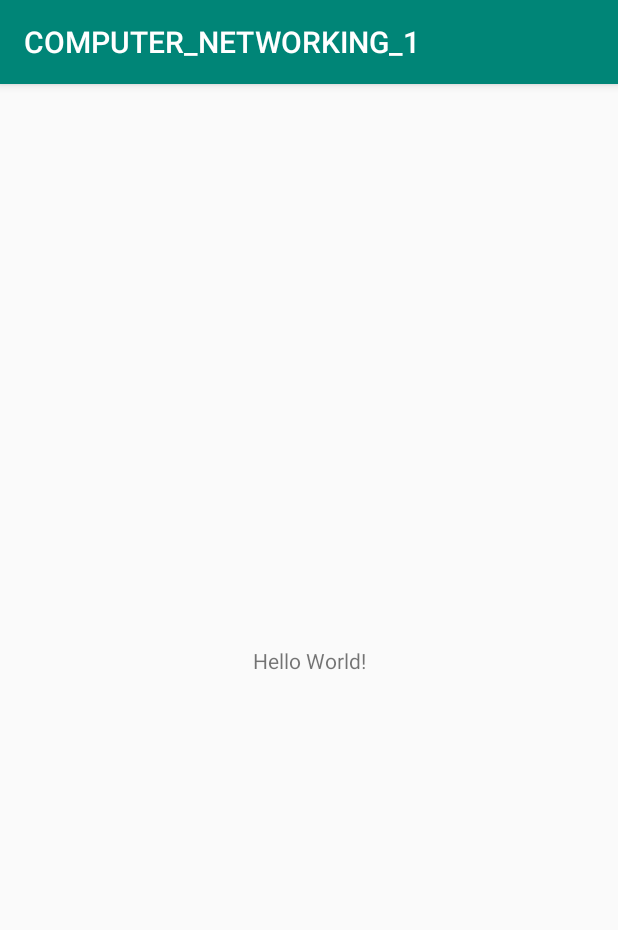
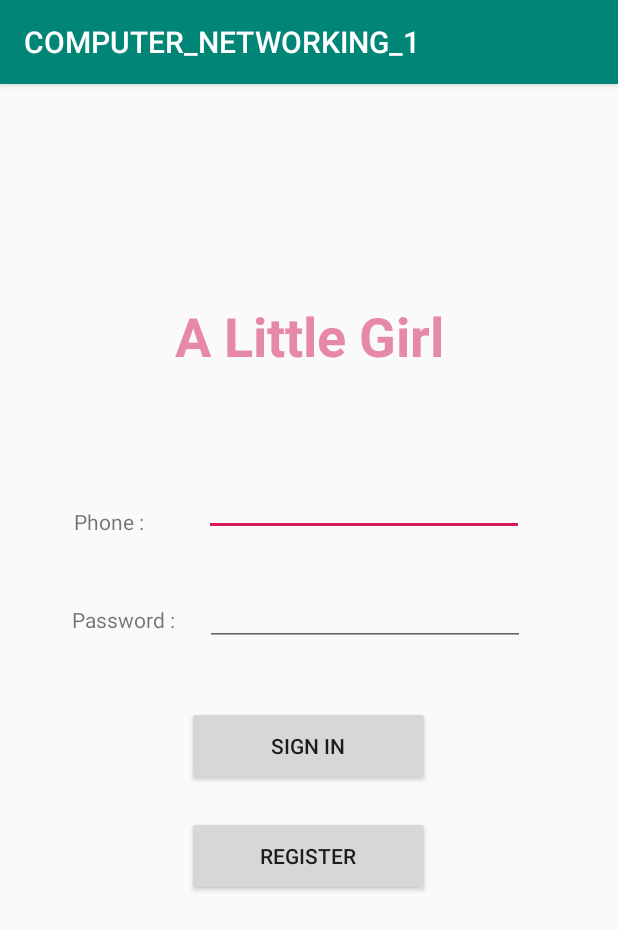
Before and after one commit to thangdoominh/Computer-Networking-Ass-1, an Android app: the screen it shows after launch (MainActivity), on a phone screen of 412 x 824 dp. Shown: the top 930 px of the screen. Run offline under Robolectric (Android 15) with nearby library versions, the light colour scheme and no system bars.

Commit message:
giao dien dang nhap

```diff
--- a/app/build.gradle
+++ b/app/build.gradle
@@ -1,4 +1,5 @@
 apply plugin: 'com.android.application'
+apply plugin: 'com.google.gms.google-services'
 
 android {
     compileSdkVersion 29
@@ -17,13 +18,20 @@ android {
             proguardFiles getDefaultProguardFile('proguard-android-optimize.txt'), 'proguard-rules.pro'
         }
     }
+    compileOptions {
+        sourceCompatibility = 1.8
+        targetCompatibility = 1.8
+    }
 }
 
 dependencies {
     implementation fileTree(dir: 'libs', include: ['*.jar'])
     implementation 'androidx.appcompat:appcompat:1.1.0'
     implementation 'androidx.constraintlayout:constraintlayout:1.1.3'
+    implementation 'com.google.firebase:firebase-database:16.0.4'
+    implementation 'com.google.firebase:firebase-auth:16.0.5'
     testImplementation 'junit:junit:4.12'
     androidTestImplementation 'androidx.test.ext:junit:1.1.0'
     androidTestImplementation 'androidx.test.espresso:espresso-core:3.1.1'
+    implementation 'com.google.android.material:material:1.0.0'
 }
--- a/app/src/main/res/layout/activity_main.xml
+++ b/app/src/main/res/layout/activity_main.xml
@@ -7,12 +7,93 @@
     tools:context=".MainActivity">
 
     <TextView
+        android:id="@+id/textView"
         android:layout_width="wrap_content"
         android:layout_height="wrap_content"
-        android:text="Hello World!"
+        android:gravity="center"
+        android:text="@string/a_little_girl"
+        android:textAllCaps="false"
+        android:textAppearance="@style/TextAppearance.AppCompat.Medium"
+        android:textColor="#E689A9"
+        android:textSize="36sp"
+        android:textStyle="bold"
         app:layout_constraintBottom_toBottomOf="parent"
+        app:layout_constraintEnd_toEndOf="parent"
         app:layout_constraintLeft_toLeftOf="parent"
         app:layout_constraintRight_toRightOf="parent"
-        app:layout_constraintTop_toTopOf="parent" />
+        app:layout_constraintStart_toStartOf="parent"
+        app:layout_constraintTop_toTopOf="parent"
+        app:layout_constraintVertical_bias="0.199" />
+
+    <EditText
+        android:id="@+id/id_user"
+        android:layout_width="wrap_content"
+        android:layout_height="wrap_content"
+        android:layout_marginStart="40dp"
+        android:layout_marginLeft="40dp"
+        android:layout_marginTop="64dp"
+        android:autofillHints=""
+        android:ems="10"
+        android:gravity="center"
+        android:inputType="phone"
+        android:selectAllOnFocus="false"
+        app:layout_constraintStart_toEndOf="@+id/tv_id_user"
+        app:layout_constraintTop_toBottomOf="@+id/textView" />
+
+    <TextView
+        android:id="@+id/tv_id_user"
+        android:layout_width="wrap_content"
+        android:layout_height="wrap_content"
+        android:layout_marginEnd="20dp"
+        android:layout_marginRight="20dp"
+        android:text="Phone :"
+        app:layout_constraintBottom_toBottomOf="@+id/id_user"
+        app:layout_constraintEnd_toStartOf="@+id/textView"
+        app:layout_constraintStart_toStartOf="@+id/tv_password_user" />
+
+    <TextView
+        android:id="@+id/tv_password_user"
+        android:layout_width="wrap_content"
+        android:layout_height="wrap_content"
+        android:layout_marginBottom="8dp"
+        android:text="@string/password"
+        app:layout_constraintBottom_toBottomOf="@+id/password_user"
+        app:layout_constraintEnd_toStartOf="@+id/textView" />
+
+    <EditText
+        android:id="@+id/password_user"
+        android:layout_width="wrap_content"
+        android:layout_height="wrap_content"
+        android:layout_marginStart="20dp"
+        android:layout_marginLeft="20dp"
+        android:layout_marginTop="28dp"
+        android:ems="10"
+        android:gravity="center"
+        android:importantForAutofill="no"
+        android:inputType="textPassword"
+        app:layout_constraintStart_toEndOf="@+id/tv_password_user"
+        app:layout_constraintTop_toBottomOf="@+id/id_user" />
+
+    <Button
+        android:id="@+id/btn_sign_in"
+        android:layout_width="162dp"
+        android:layout_height="53dp"
+        android:layout_marginStart="8dp"
+        android:layout_marginLeft="8dp"
+        android:layout_marginTop="40dp"
+        android:gravity="center"
+        android:text="@string/btn_sign_in"
+        app:layout_constraintStart_toStartOf="@+id/textView"
+        app:layout_constraintTop_toBottomOf="@+id/password_user" />
+
+    <Button
+        android:id="@+id/btn_register"
+        android:layout_width="162dp"
+        android:layout_height="53dp"
+        android:layout_marginTop="20dp"
+        android:gravity="center"
+        android:text="@string/btn_register"
+        app:layout_constraintStart_toStartOf="@+id/btn_sign_in"
+        app:layout_constraintTop_toBottomOf="@+id/btn_sign_in" />
 
 </androidx.constraintlayout.widget.ConstraintLayout>
--- a/app/src/main/res/values/strings.xml
+++ b/app/src/main/res/values/strings.xml
@@ -1,3 +1,11 @@
 <resources>
     <string name="app_name">COMPUTER_NETWORKING_1</string>
+    <string name="a_little_girl">A Little Girl</string>
+    <string name="edt_id_user">Account</string>
+    <string name="edt_password_user">Password</string>
+    <string name="btn_sign_in">Sign In</string>
+    <string name="btn_register">Register</string>
+    <string name="txt_phone">Phone:</string>
+    <string name="txt_password">Password:</string>
+    <string name="password">Password :</string>
 </resources>
--- a/build.gradle
+++ b/build.gradle
@@ -8,6 +8,7 @@ buildscript {
     }
     dependencies {
         classpath 'com.android.tools.build:gradle:3.5.1'
+        classpath 'com.google.gms:google-services:4.2.0'
 
         // NOTE: Do not place your application dependencies here; they belong
         // in the individual module build.gradle files
--- a/gradle.properties
+++ b/gradle.properties
@@ -1,19 +1,16 @@
-# Project-wide Gradle settings.
-# IDE (e.g. Android Studio) users:
-# Gradle settings configured through the IDE *will override*
-# any settings specified in this file.
-# For more details on how to configure your build environment visit
+## For more details on how to configure your build environment visit
 # http://www.gradle.org/docs/current/userguide/build_environment.html
+#
 # Specifies the JVM arguments used for the daemon process.
 # The setting is particularly useful for tweaking memory settings.
-org.gradle.jvmargs=-Xmx1536m
+# Default value: -Xmx1024m -XX:MaxPermSize=256m
+# org.gradle.jvmargs=-Xmx2048m -XX:MaxPermSize=512m -XX:+HeapDumpOnOutOfMemoryError -Dfile.encoding=UTF-8
+#
 # When configured, Gradle will run in incubating parallel mode.
 # This option should only be used with decoupled projects. More details, visit
 # http://www.gradle.org/docs/current/userguide/multi_project_builds.html#sec:decoupled_projects
 # org.gradle.parallel=true
-# AndroidX package structure to make it clearer which packages are bundled with the
-# Android operating system, and which are packaged with your app's APK
-# https://developer.android.com/topic/libraries/support-library/androidx-rn
+#Fri Oct 18 10:52:38 ICT 2019
+android.enableJetifier=true
+org.gradle.jvmargs=-Xmx2048M -Dkotlin.daemon.jvm.options\="-Xmx2048M"
 android.useAndroidX=true
-# Automatically convert third-party libraries to use AndroidX
-android.enableJetifier=true
```
Also changed, not shown: app/src/main/java/com/example/computer_networking_1/MainActivity.java (line endings or trailing spaces), 1 other file.
